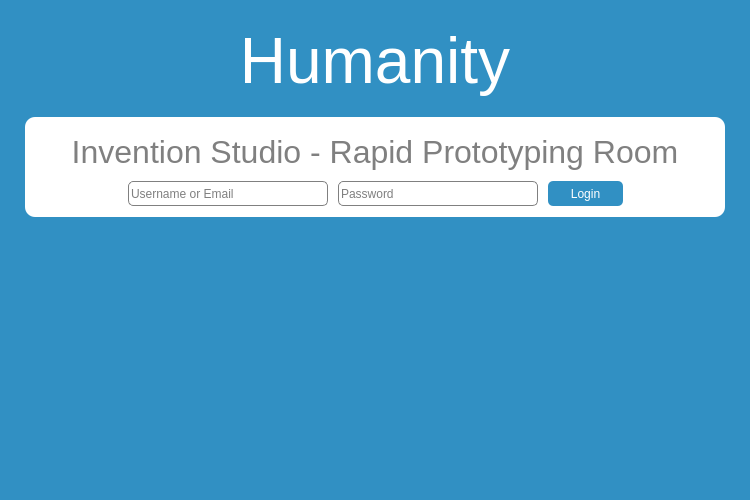
Invention-Studio/Time-Clock-Card-Reader, file src/mainwindow.ui: the form before one commit.
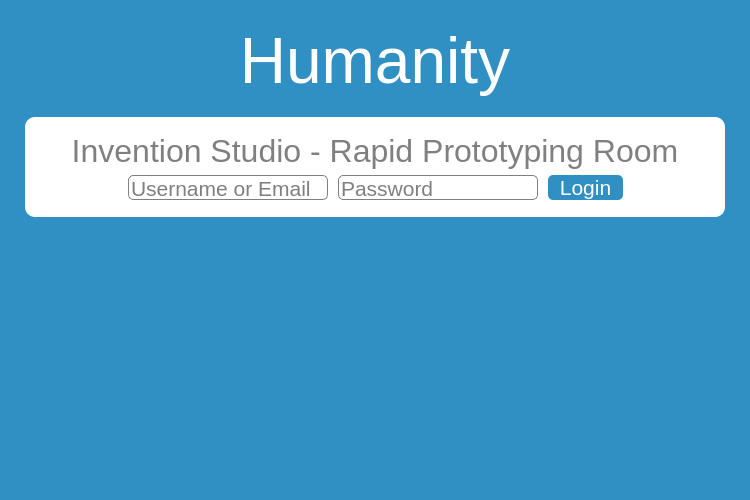
The form after the commit.

Patch:
```diff
--- a/src/mainwindow.ui
+++ b/src/mainwindow.ui
@@ -92,6 +92,19 @@
  border-radius: 10px;</string>
         </property>
         <layout class="QVBoxLayout" name="verticalLayout_3">
+         <item>
+          <spacer name="verticalSpacer_2">
+           <property name="orientation">
+            <enum>Qt::Vertical</enum>
+           </property>
+           <property name="sizeHint" stdset="0">
+            <size>
+             <width>20</width>
+             <height>40</height>
+            </size>
+           </property>
+          </spacer>
+         </item>
          <item>
           <widget class="QLabel" name="label_2">
            <property name="font">
@@ -143,6 +156,11 @@
                <height>25</height>
               </size>
              </property>
+             <property name="font">
+              <font>
+               <pointsize>16</pointsize>
+              </font>
+             </property>
              <property name="acceptDrops">
               <bool>false</bool>
              </property>
@@ -170,6 +188,11 @@
                <height>25</height>
               </size>
              </property>
+             <property name="font">
+              <font>
+               <pointsize>16</pointsize>
+              </font>
+             </property>
              <property name="acceptDrops">
               <bool>false</bool>
              </property>
@@ -197,6 +220,11 @@
                <height>25</height>
               </size>
              </property>
+             <property name="font">
+              <font>
+               <pointsize>16</pointsize>
+              </font>
+             </property>
              <property name="styleSheet">
               <string notr="true">color: white;
  background-color: #3190C3;
@@ -222,6 +250,19 @@
            </item>
           </layout>
          </item>
+         <item>
+          <spacer name="verticalSpacer_3">
+           <property name="orientation">
+            <enum>Qt::Vertical</enum>
+           </property>
+           <property name="sizeHint" stdset="0">
+            <size>
+             <width>20</width>
+             <height>40</height>
+            </size>
+           </property>
+          </spacer>
+         </item>
         </layout>
        </widget>
       </item>
```
